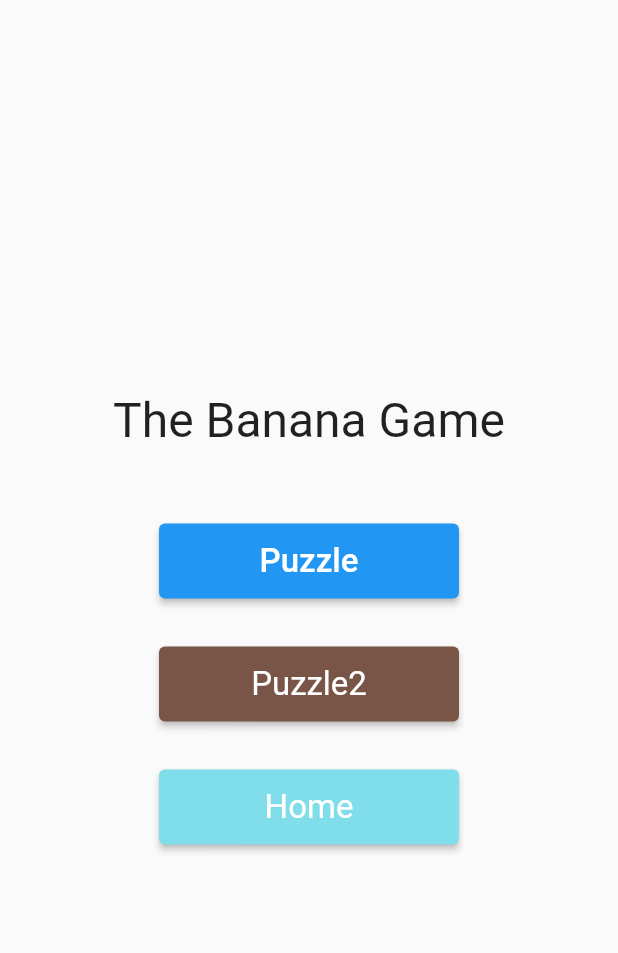
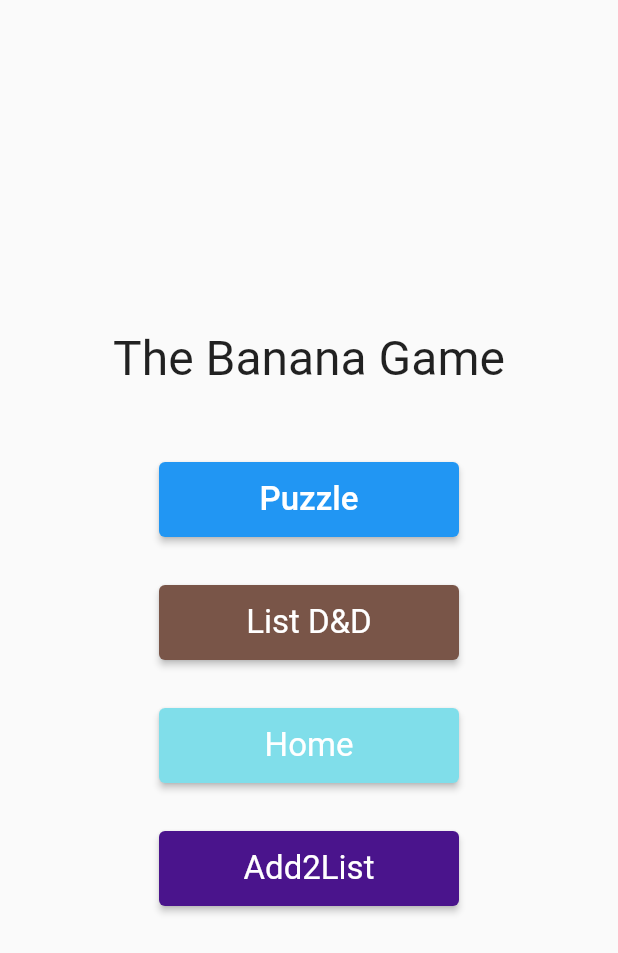
Before and after one commit to kayeungadrian-tam/The-Banana-Room, a Flutter app: the screen it shows after launch, on a phone screen of 412 x 824 dp. Shown: the top 953 px of the screen. Run offline on Flutter 3.47's test engine with Material 2 defaults, Android fonts, the phone set to English and light mode, and no system bars; our stand-ins replace image_picker, shared_preferences.

Commit message:
Fix: fix bugs

```diff
--- a/the_app/lib/main.dart
+++ b/the_app/lib/main.dart
@@ -72,7 +72,7 @@ class IndexPageState extends StatelessWidget {
               textStyle: const TextStyle(fontSize: 32),
             ),
             child: const Text(
-              "Puzzle2",
+              "List D&D",
               style: TextStyle(fontSize: 22),
             ),
           )),
@@ -92,6 +92,24 @@ class IndexPageState extends StatelessWidget {
             ),
             child: const Text(
               "Home",
+              style: TextStyle(fontSize: 22),
+            ),
+          )),
+      const SizedBox(
+        height: 32,
+      ),
+      SizedBox(
+          width: 200,
+          height: 50,
+          child: ElevatedButton(
+            // onPressed: () => showPuzzlePage(context),
+            onPressed: () => showPage(context, const Add2List()),
+            style: ElevatedButton.styleFrom(
+              primary: Colors.purple[900],
+              textStyle: const TextStyle(fontSize: 32),
+            ),
+            child: const Text(
+              "Add2List",
               style: TextStyle(fontSize: 22),
             ),
           )),
```
Also changed, not shown: the_app/lib/sandbox/add_to_list.dart (+6 -5 lines).
